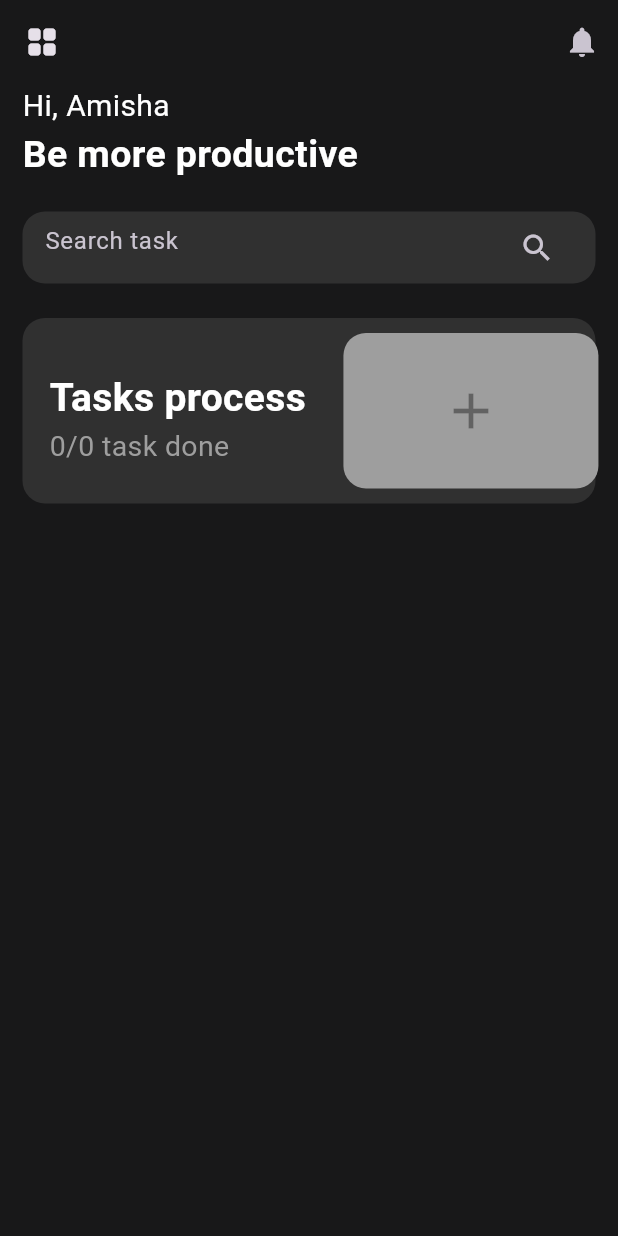
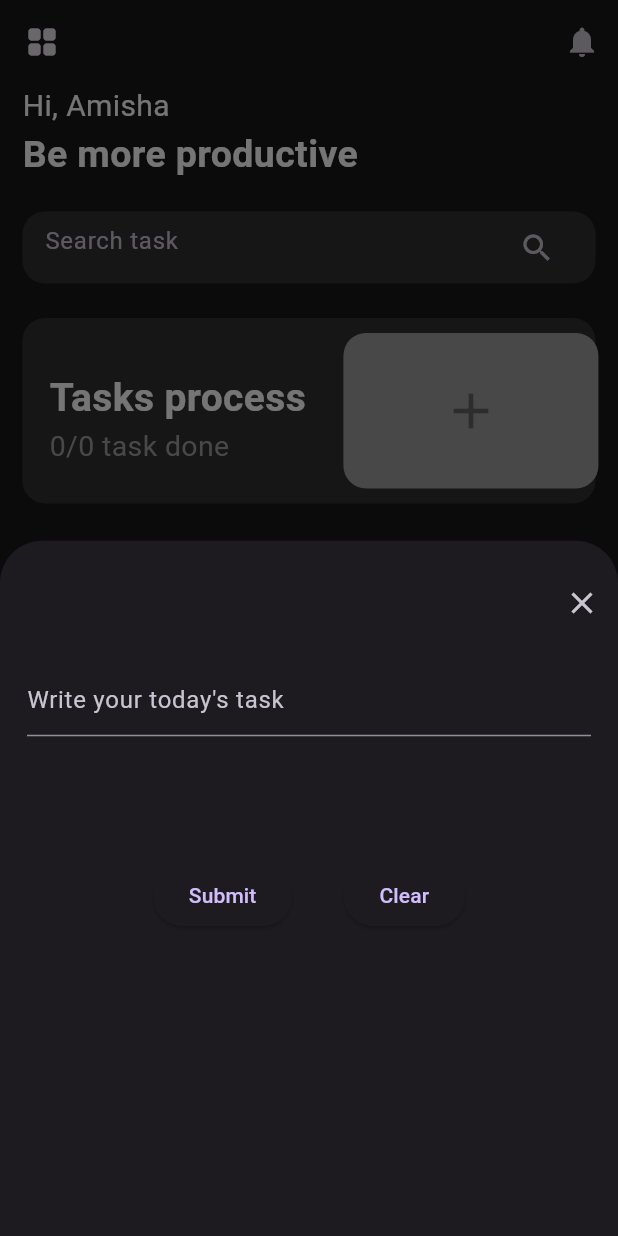
Before and after one commit to amishad7/database_todo_app, a Flutter app: the screen it shows after launch, after a tap on the "add" icon, on a phone screen of 412 x 824 dp. Run offline on Flutter 3.47's test engine with Material 3 defaults, Android fonts, the phone set to English and light mode, and no system bars; our stand-ins replace google_fonts; Roboto replaces fonts that are missing (Mukta).

Commit message:
second commit

```diff
--- a/lib/src/views/home/view/home.dart
+++ b/lib/src/views/home/view/home.dart
@@ -101,12 +101,70 @@ class HomePage extends StatelessWidget {
                 ),
                 GestureDetector(
                   onTap: () {
-                    // showModalBottomSheet(
-                    //   context: context,
-                    //   builder: (context) {
-                    //     // return
-                    //   },
-                    // );
+                    showModalBottomSheet(
+                      context: context,
+                      builder: (context) {
+                        return Container(
+                          // height: MediaQuery.sizeOf(context).height / 4,
+                          child: Column(
+                            mainAxisAlignment: MainAxisAlignment.start,
+                            children: [
+                              SizedBox(
+                                height: MediaQuery.sizeOf(context).height / 10,
+                                child: Row(
+                                  mainAxisAlignment: MainAxisAlignment.end,
+                                  children: [
+                                    IconButton(
+                                      onPressed: () {
+                                        Navigator.pop(context);
+                                      },
+                                      icon: const Icon(Icons.close),
+                                    ),
+                                  ],
+                                ),
+                              ),
+                              Padding(
+                                padding: const EdgeInsets.symmetric(
+                                    horizontal: 18.0),
+                                child: Container(
+                                  child: TextFormField(
+                                    decoration: InputDecoration(
+                                      border: UnderlineInputBorder(
+                                        borderRadius: BorderRadius.circular(0),
+                                      ),
+
+                                      hintText: "Write your today's task",
+                                      // suffixIcon: Icon(
+                                      //   Icons.search,
+                                      // ),
+                                    ),
+                                  ),
+                                ),
+                              ),
+                              SizedBox(
+                                height: MediaQuery.sizeOf(context).height / 10,
+                              ),
+                              Row(
+                                mainAxisAlignment: MainAxisAlignment.center,
+                                children: [
+                                  ElevatedButton(
+                                    onPressed: () {},
+                                    child: Text("Submit"),
+                                  ),
+                                  SizedBox(
+                                    width: 34,
+                                  ),
+                                  ElevatedButton(
+                                    onPressed: () {},
+                                    child: Text("Clear"),
+                                  ),
+                                ],
+                              ),
+                            ],
+                          ),
+                        );
+                      },
+                    );
                   },
                   child: Container(
                     height: 200,
```
